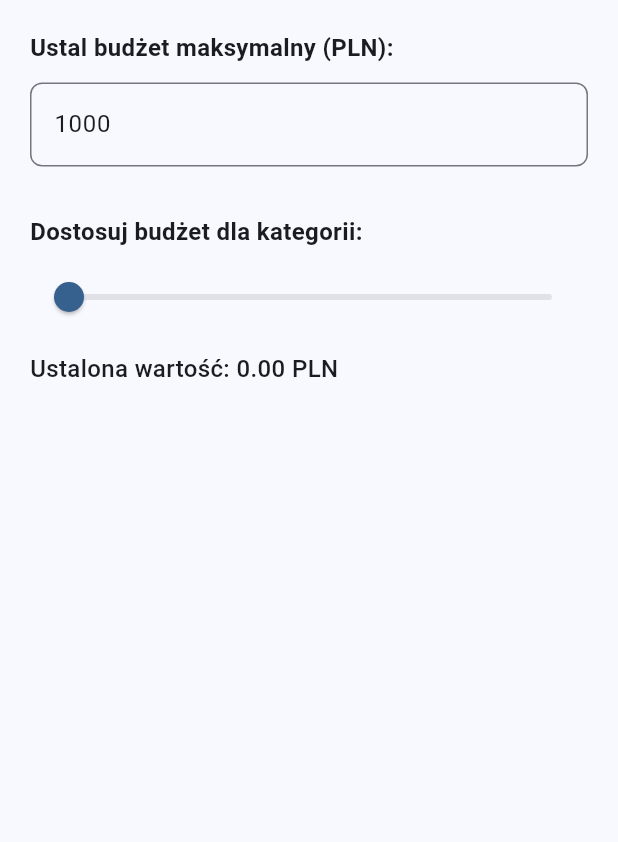
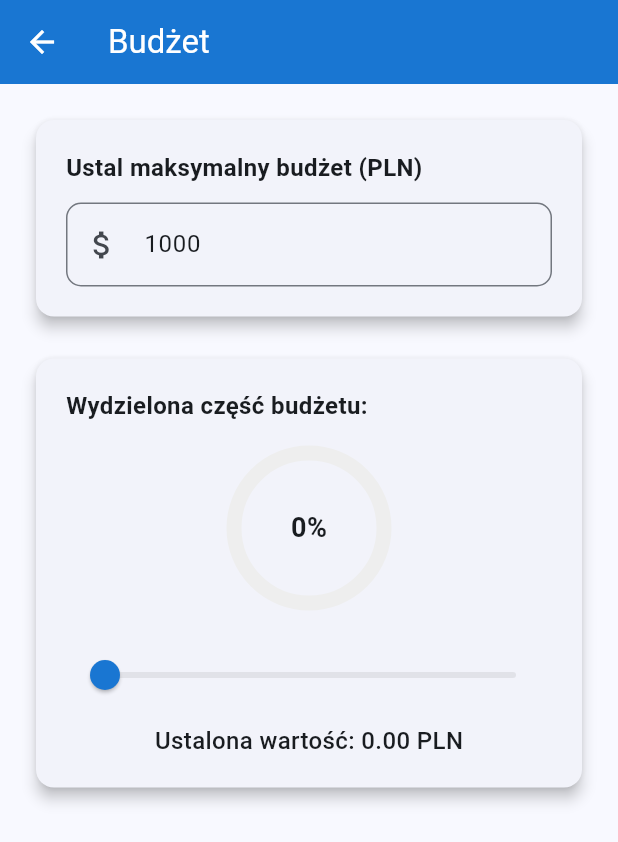
Before and after one commit to Money-Manager-App-Team/Money-Manager, a Flutter app: the BudgetPage screen opened directly, on a phone screen of 412 x 824 dp. Shown: the top 842 px of the screen. Run offline on Flutter 3.47's test engine with Material 3 defaults, Android fonts, the phone set to English and light mode, and no system bars; our stand-ins replace cloud_firestore, firebase_auth, firebase_core; accounts and stored records are empty.

Commit message:
Aktualizacja wyglądu okna budżetowania

```diff
--- a/lib/screens/budget_page.dart
+++ b/lib/screens/budget_page.dart
@@ -22,13 +22,29 @@ class _BudgetPageState extends State<BudgetPage> {
 
   @override
   Widget build(BuildContext context) {
-    return Padding(
-      padding: const EdgeInsets.all(20.0),
+    final double percentage = _budget.percentage;
+
+    return Scaffold(
+      appBar: AppBar(
+        title: const Text('Budżet'),
+        backgroundColor: const Color(0xFF1976D2),
+        foregroundColor: Colors.white,
+        elevation: 0,
+      ),
+      body: SingleChildScrollView(
+        padding: const EdgeInsets.all(20),
+        child: Column(
+          children: [
+            Card(
+              elevation: 4,
+              shape: RoundedRectangleBorder(borderRadius: BorderRadius.circular(12)),
+              child: Padding(
+                padding: const EdgeInsets.all(20),
                 child: Column(
                   crossAxisAlignment: CrossAxisAlignment.start,
                   children: [
                     const Text(
-            'Ustal budżet maksymalny (PLN):',
+                      'Ustal maksymalny budżet (PLN)',
                       style: TextStyle(fontSize: 16, fontWeight: FontWeight.bold),
                     ),
                     const SizedBox(height: 12),
@@ -36,8 +52,9 @@ class _BudgetPageState extends State<BudgetPage> {
                       controller: _controller,
                       keyboardType: TextInputType.number,
                       decoration: InputDecoration(
-              border: OutlineInputBorder(borderRadius: BorderRadius.circular(8)),
                         hintText: 'np. 1000',
+                        prefixIcon: const Icon(Icons.attach_money),
+                        border: OutlineInputBorder(borderRadius: BorderRadius.circular(10)),
                       ),
                       onChanged: (value) {
                         final parsed = double.tryParse(value.replaceAll(',', '.'));
@@ -49,14 +66,52 @@ class _BudgetPageState extends State<BudgetPage> {
                         }
                       },
                     ),
-          const SizedBox(height: 32),
-          const Text(
-            'Dostosuj budżet dla kategorii:',
+                  ],
+                ),
+              ),
+            ),
+            const SizedBox(height: 20),
+            Card(
+              elevation: 4,
+              shape: RoundedRectangleBorder(borderRadius: BorderRadius.circular(12)),
+              child: Padding(
+                padding: const EdgeInsets.all(20),
+                child: Column(
+                  children: [
+                    const Align(
+                      alignment: Alignment.centerLeft,
+                      child: Text(
+                        'Wydzielona część budżetu:',
                         style: TextStyle(fontSize: 16, fontWeight: FontWeight.bold),
                       ),
-          const SizedBox(height: 8),
+                    ),
+                    const SizedBox(height: 20),
+                    TweenAnimationBuilder<double>(
+                      tween: Tween(begin: 0, end: percentage),
+                      duration: const Duration(milliseconds: 400),
+                      builder: (context, value, _) => Stack(
+                        alignment: Alignment.center,
+                        children: [
+                          SizedBox(
+                            height: 100,
+                            width: 100,
+                            child: CircularProgressIndicator(
+                              value: value,
+                              strokeWidth: 10,
+                              backgroundColor: Colors.grey.shade200,
+                              valueColor: AlwaysStoppedAnimation<Color>(
+                                value > 0.9 ? Colors.redAccent : const Color(0xFF1976D2),
+                              ),
+                            ),
+                          ),
+                          Text('${(value * 100).toStringAsFixed(0)}%',
+                              style: const TextStyle(fontSize: 18, fontWeight: FontWeight.bold)),
+                        ],
+                      ),
+                    ),
+                    const SizedBox(height: 24),
                     Slider(
-            value: _budget.percentage,
+                      value: percentage,
                       onChanged: (value) {
                         setState(() {
                           _budget.value = value * _budget.max;
@@ -66,14 +121,20 @@ class _BudgetPageState extends State<BudgetPage> {
                       min: 0.0,
                       max: 1.0,
                       divisions: 100,
-            label: '${(_budget.percentage * 100).toStringAsFixed(0)}%',
+                      label: '${(percentage * 100).toStringAsFixed(0)}%',
+                      activeColor: const Color(0xFF1976D2),
                     ),
-          const SizedBox(height: 12),
+                    const SizedBox(height: 8),
                     Text(
                       'Ustalona wartość: ${_budget.value.toStringAsFixed(2)} PLN',
                       style: const TextStyle(fontSize: 16, fontWeight: FontWeight.w500),
                     ),
                   ],
+                ),
+              ),
+            ),
+          ],
+        ),
       ),
     );
   }
```
Lines whose indentation alone changed are shown as unchanged.
